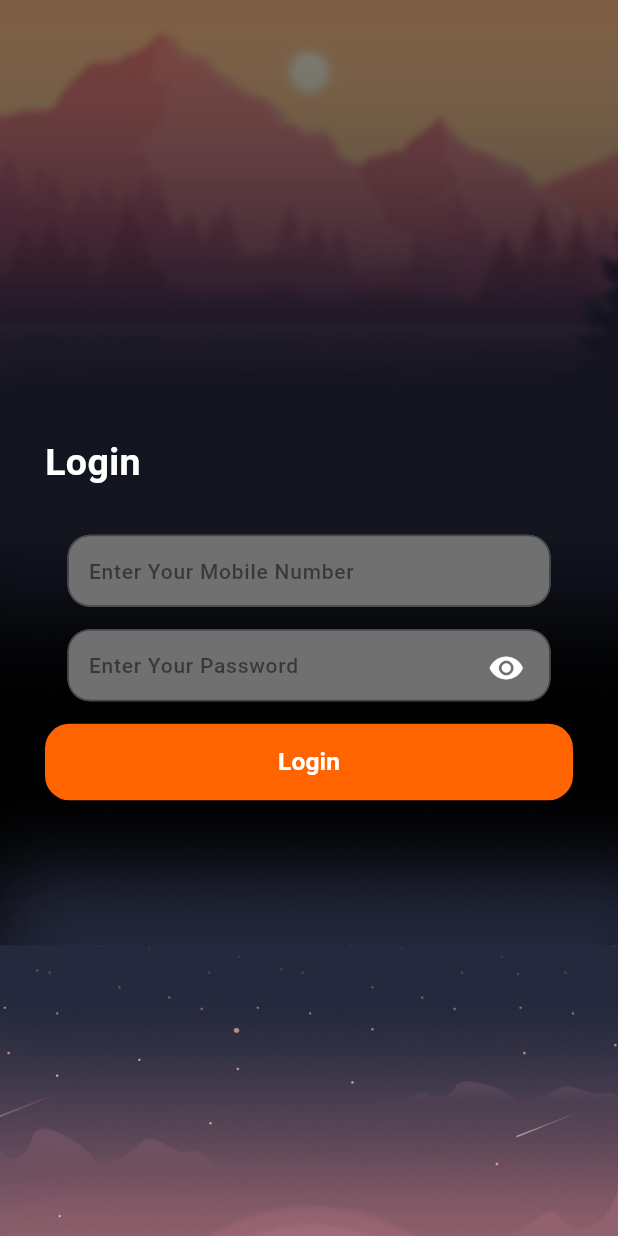
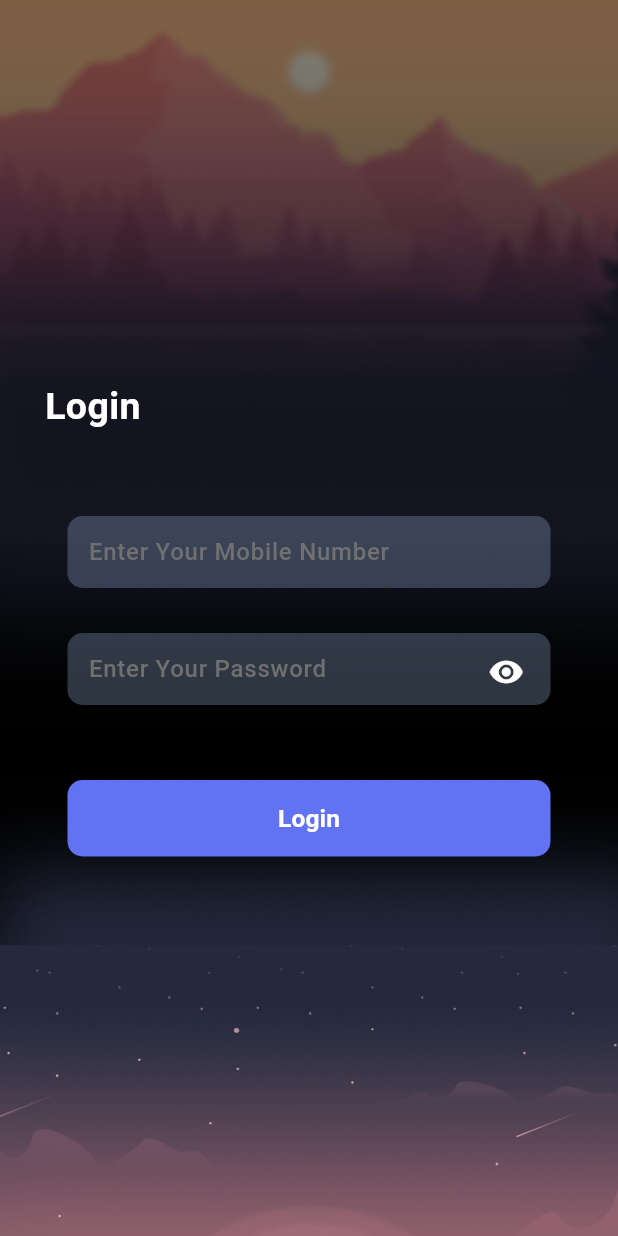
Before and after one commit to ShyamDelvadiya/evitalRxDemo, a Flutter app: the screen it shows after launch, on a phone screen of 412 x 824 dp. Run offline on Flutter 3.47's test engine with Material 3 defaults, Android fonts, the phone set to English and light mode, and no system bars; our stand-ins replace cached_network_image, flutter_bloc, flutter_staggered_animations, hive, hive_flutter, loading_animation_widget and 1 more; accounts and stored records are empty.

Commit message:
- UI enhancement

```diff
--- a/lib/common_widgets/common_button.dart
+++ b/lib/common_widgets/common_button.dart
@@ -21,7 +21,7 @@ class CustomButton extends StatelessWidget {
     required this.onPressed,
     this.height = 51,
     this.width,
-    this.borderRadius = const BorderRadius.all(Radius.circular(16.33)),
+    this.borderRadius = const BorderRadius.all(Radius.circular(10)),
   });
 
   @override
--- a/lib/common_widgets/common_textfield.dart
+++ b/lib/common_widgets/common_textfield.dart
@@ -118,7 +118,7 @@ class CustomTextFormField extends StatelessWidget {
             },
             decoration: InputDecoration(
                 border:
-                    OutlineInputBorder(borderRadius: BorderRadius.circular(15)),
+                    OutlineInputBorder(borderRadius: BorderRadius.circular(10)),
                 fillColor: fillColor,
                 filled: fillColorBool,
                 focusedErrorBorder: OutlineInputBorder(
@@ -126,7 +126,7 @@ class CustomTextFormField extends StatelessWidget {
                     width: 1,
                     color: AppColor.redColor,
                   ),
-                  borderRadius: BorderRadius.circular(16),
+                  borderRadius: BorderRadius.circular(10),
                 ),
                 contentPadding: const EdgeInsets.only(left: 10),
                 errorBorder: OutlineInputBorder(
@@ -134,7 +134,7 @@ class CustomTextFormField extends StatelessWidget {
                     width: 1,
                     color: AppColor.redColor,
                   ),
-                  borderRadius: BorderRadius.circular(12),
+                  borderRadius: BorderRadius.circular(10),
                 ),
                 suffixIcon: suffixImage,
                 suffixIconConstraints:
@@ -161,17 +161,16 @@ class CustomTextFormField extends StatelessWidget {
                     ? OutlineInputBorder(
                         borderSide: const BorderSide(
                             width: 1, color: Colors.transparent),
-                        borderRadius: BorderRadius.circular(12),
+                        borderRadius: BorderRadius.circular(10),
                       )
                     : null,
                 errorStyle: const TextStyle(fontWeight: FontWeight.bold),
-                enabledBorder: outlineInputBorder != null
-                    ? OutlineInputBorder(
-                        borderSide: const BorderSide(
-                            width: 1, color: Colors.transparent),
-                        borderRadius: BorderRadius.circular(12),
-                      )
-                    : null),
+                enabledBorder: outlineInputBorder ??
+                    OutlineInputBorder(
+                      borderSide:
+                          const BorderSide(width: 1, color: Colors.transparent),
+                      borderRadius: BorderRadius.circular(10),
+                    )),
           ),
         ),
       ],
--- a/lib/screen/home_screen/bloc/home_event.dart
+++ b/lib/screen/home_screen/bloc/home_event.dart
@@ -16,3 +16,7 @@ class FilterUsersEvent extends HomeEvent {
 
   FilterUsersEvent(this.query);
 }
+class LoadMoreUsersEvent extends HomeEvent {
+
+  LoadMoreUsersEvent();
+}
--- a/lib/screen/home_screen/bloc/home_state.dart
+++ b/lib/screen/home_screen/bloc/home_state.dart
@@ -17,3 +17,8 @@ class UserFilteredState extends HomeState {
 
   UserFilteredState(this.filteredUsers);
 }
+class UserPageLoadingState extends HomeState {
+  final List<UserModel> users;
+
+  UserPageLoadingState({required this.users});
+}
--- a/lib/screen/login_screen/widget/login_container.dart
+++ b/lib/screen/login_screen/widget/login_container.dart
@@ -44,14 +44,15 @@ class LoginContainer extends StatelessWidget {
               Padding(
                 padding: const EdgeInsets.only(
                     left: PaddingConstant.mainPagePadding,
-                    bottom: 0,
+                    top: PaddingConstant.medium25Padding,
                     right: PaddingConstant.mainPagePadding),
                 child: Center(
                   child: CustomTextFormField(
                       hintText: StringConstant.mobileNumberHintTxt,
                       controller: mobileNumberController,
                       fillColorBool: true,
-                      fillColor: AppColor.grey,
+                      fillColor: AppColor.suggestionColor2,
+                      hintstyle: const TextStyle(color: AppColor.grey),
                       isPhone: true,
                       textInputType: TextInputType.phone),
                 ),
@@ -60,7 +61,7 @@ class LoginContainer extends StatelessWidget {
                 padding: const EdgeInsets.only(
                   left: PaddingConstant.mainPagePadding,
                   bottom: 0,
-                  top: PaddingConstant.mainPagePadding,
+                  top: PaddingConstant.maximumPadding,
                   right: PaddingConstant.mainPagePadding,
                 ),
                 child: Center(
@@ -72,7 +73,7 @@ class LoginContainer extends StatelessWidget {
                       return CustomTextFormField(
                         obscureText: obscureText,
                         fillColorBool: true,
-                        fillColor: AppColor.grey,
+                        fillColor: AppColor.suggestionColor2,
                         suffixImage: GestureDetector(
                           onTap: () {
                             bloc.add(ShowPassEvent(showPwd: obscureText));
@@ -84,6 +85,8 @@ class LoginContainer extends StatelessWidget {
                             color: AppColor.whiteColor,
                           ),
                         ),
+                        hintstyle: const TextStyle(color: AppColor.grey),
+
                         hintText: StringConstant.passwordHintTxt,
                         isPassword: true,
                         controller: passwordController,
@@ -93,7 +96,10 @@ class LoginContainer extends StatelessWidget {
                 ),
               ),
               Padding(
-                padding: const EdgeInsets.only(top: PaddingConstant.mainPagePadding),
+                padding: const EdgeInsets.only(
+                    left: PaddingConstant.mainPagePadding,
+                    top: PaddingConstant.extraMaximum50Padding,
+                    right: PaddingConstant.mainPagePadding),
                 child: CustomButton(
                   onPressed: () {
                     if (formKey.currentState?.validate() ?? false) {
--- a/lib/utils/color_constant.dart
+++ b/lib/utils/color_constant.dart
@@ -22,7 +22,7 @@ class AppColor {
   static const lightGreys = Color.fromRGBO(116, 113, 113, 1);
   static const accentColorDark100 = Color(0xff783789);
   static const disableColor = Color(0xff9CA1A4);
-  static const buttonSecondary = Color(0xFFFF6400);
+  static const buttonSecondary = Color.fromRGBO(97,114,243,100);
   static const selectedOptionIcon = Color(0xffEBF0FC);
   static const blackColor = Colors.black;
   static const greenColor = Color.fromRGBO(21, 203, 75, 1);
--- a/lib/utils/dialog_utils.dart
+++ b/lib/utils/dialog_utils.dart
@@ -19,7 +19,7 @@ class DialogUtils {
               height: 100,
               width: 100,
               child: Center(
-                child: LoadingAnimationWidget.staggeredDotsWave(
+                child: LoadingAnimationWidget.hexagonDots(
                     color: AppColor.whiteColor, size: 50,),
               ),
             ),
--- a/lib/utils/size_constant.dart
+++ b/lib/utils/size_constant.dart
@@ -25,6 +25,7 @@ class PaddingConstant {
   static const double medium25Padding = 25.0;
   static const double maximumPadding = 30.0;
   static const double extraMaximumPadding = 40.0;
+  static const double extraMaximum50Padding = 50.0;
 
   static SizedBox verticalSpace({double? height = 10}) {
     return SizedBox(
```
Also changed, not shown: lib/screen/home_screen/bloc/home_bloc.dart (+11 -0 lines), lib/screen/home_screen/view/home_screen.dart (+32 -27 lines), lib/screen/home_screen/widget/build_search_bar.dart (+20 -10 lines), lib/screen/home_screen/widget/user_list_widget.dart (+22 -8 lines).
